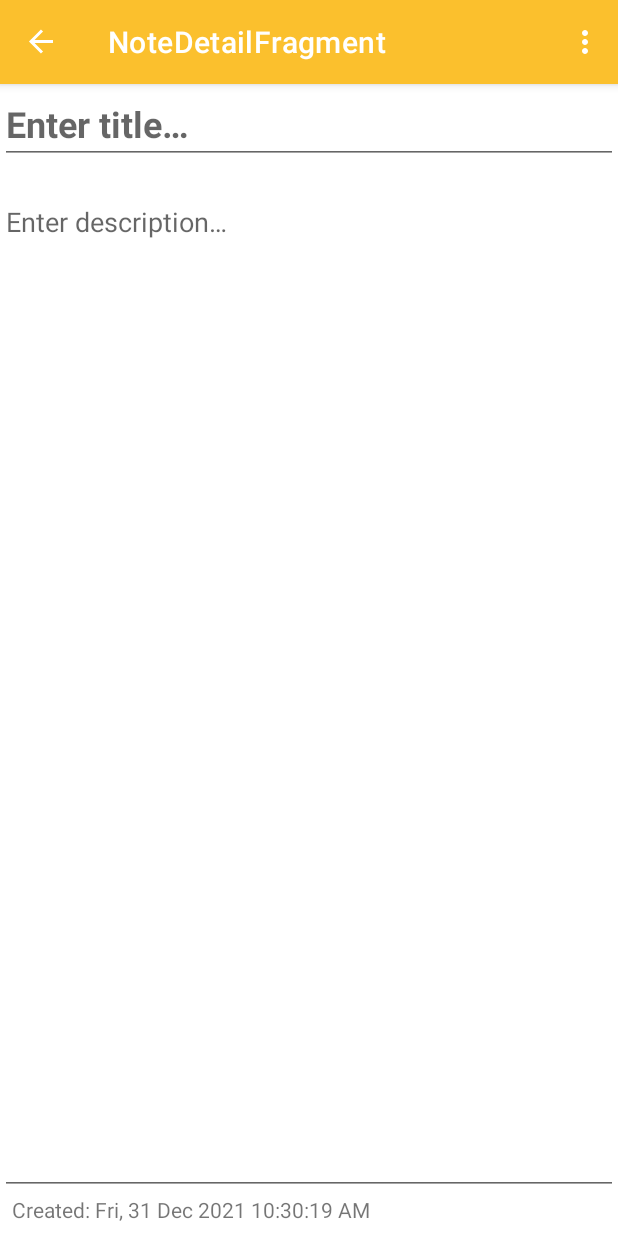
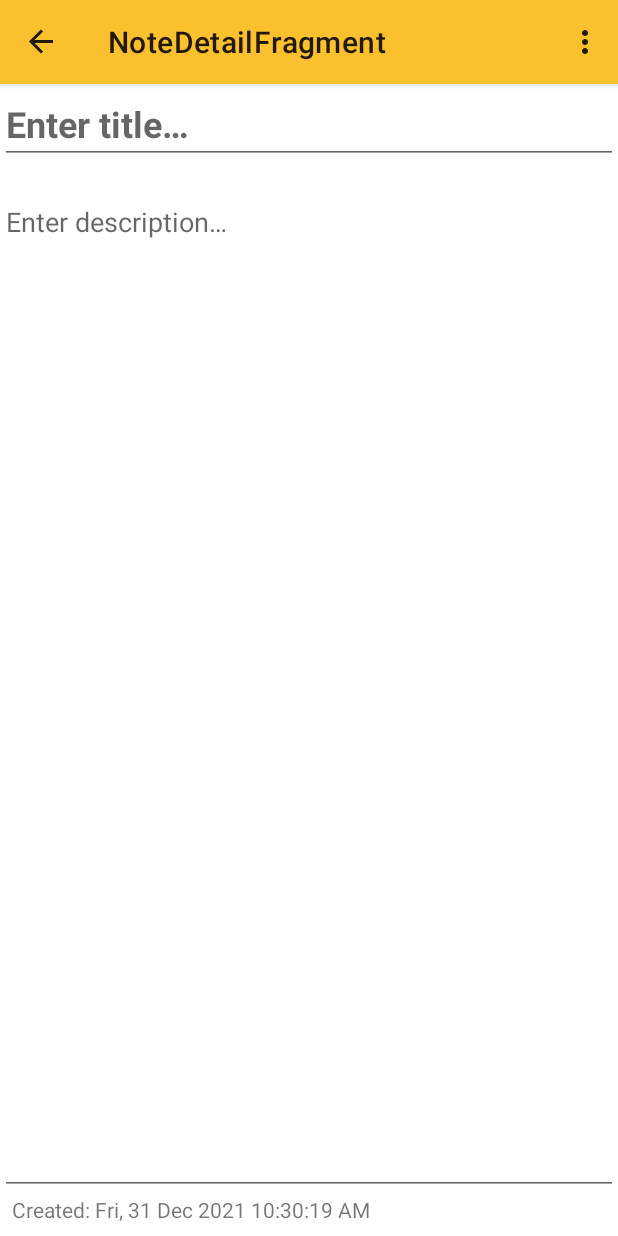
Before and after one commit to saurabh-somani/NotesApp, an Android app: the screen it shows after launch once a user with an empty profile is signed in (MainActivity), after a tap on an icon or button, on a phone screen of 412 x 824 dp. Run offline under Robolectric (Android 15) with nearby library versions, the phone set to English and light mode, and no system bars; our stand-ins replace Dagger/Hilt's generated code, Firebase (no records; nobody signed in at launch, a user with empty details on screens opened directly), Room's generated code, data binding, navigation-ui; libraries missing offline, so code that uses them is left out: com.firebase.ui.

```diff
--- a/app/build.gradle
+++ b/app/build.gradle
@@ -6,6 +6,7 @@ plugins {
     id 'androidx.navigation.safeargs.kotlin'
     id 'com.google.gms.google-services'
     id 'com.google.firebase.crashlytics'
+    id 'com.google.firebase.firebase-perf'
 }
 
 android {
@@ -90,6 +91,7 @@ dependencies {
     implementation 'com.google.firebase:firebase-auth-ktx'
     implementation 'com.google.firebase:firebase-crashlytics-ktx'
     implementation 'com.google.firebase:firebase-analytics-ktx'
+    implementation 'com.google.firebase:firebase-perf-ktx'
     implementation 'com.firebaseui:firebase-ui-auth:8.0.0'
 
     // Google Play Services
--- a/app/src/main/res/values-night/themes.xml
+++ b/app/src/main/res/values-night/themes.xml
@@ -12,6 +12,5 @@
         <!-- Status bar color. -->
         <item name="android:statusBarColor" tools:targetApi="l">?attr/colorPrimaryVariant</item>
         <!-- Customize your theme here. -->
-        <item name="android:textColorPrimary">@color/white</item>
     </style>
 </resources>
--- a/app/src/main/res/values/themes.xml
+++ b/app/src/main/res/values/themes.xml
@@ -12,6 +12,5 @@
         <!-- Status bar color. -->
         <item name="android:statusBarColor" tools:targetApi="l">?attr/colorPrimaryVariant</item>
         <!-- Customize your theme here. -->
-        <item name="android:textColorPrimary">@color/white</item>
     </style>
 </resources>
--- a/build.gradle
+++ b/build.gradle
@@ -19,6 +19,7 @@ buildscript {
         classpath "androidx.navigation:navigation-safe-args-gradle-plugin:$navVersion"
         classpath 'com.google.gms:google-services:4.3.10'
         classpath 'com.google.firebase:firebase-crashlytics-gradle:2.8.1'
+        classpath 'com.google.firebase:perf-plugin:1.4.0'
 
         // NOTE: Do not place your application dependencies here; they belong
         // in the individual module build.gradle files
```
